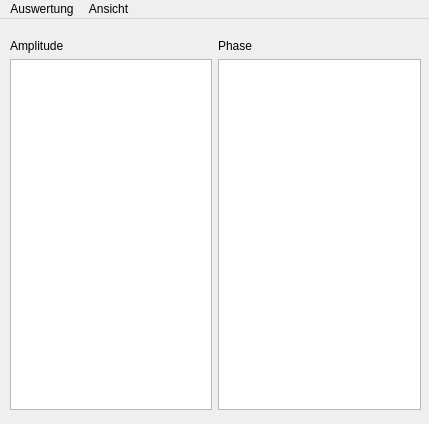
Old version of the form Design/Gui.ui in the repository lustra/BE-ESM-Analysis.
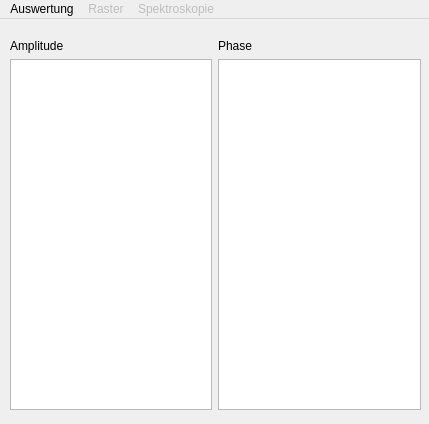
New version of the form.

Commit message:
Vorbereitungen für Spektroskopie
- Klassenabstraktion
- Neue Fitmethode
- Spektroskopie-Fit:
  + Ordnergetrennte Einzelmessungen (verschiedene Domänen)
  + Anregungsamplitude
  + Bias-DC
  + Signalspannung
  zur Betrachtung von Resonanzfrequenz, (Korrelations-)Amplitude und Phase
- Spektroskopie noch nicht möglich

Ungetestet, sehr wahrscheinlich ist der Raster-Fit momentan NICHT LAUFFÄHIG.

Patch:
```diff
--- a/Design/Gui.ui
+++ b/Design/Gui.ui
@@ -82,9 +82,12 @@
     <addaction name="action_laden"/>
     <addaction name="action_speichern"/>
    </widget>
-   <widget class="QMenu" name="menu_ansicht">
+   <widget class="QMenu" name="menu_raster">
+    <property name="enabled">
+     <bool>false</bool>
+    </property>
     <property name="title">
-     <string>Ansicht</string>
+     <string>Raster</string>
     </property>
     <addaction name="action_resonanzkurve"/>
     <addaction name="action_phase_schnitt"/>
@@ -97,8 +100,19 @@
     <addaction name="separator"/>
     <addaction name="action_alles"/>
    </widget>
+   <widget class="QMenu" name="menu_spektroskopie">
+    <property name="enabled">
+     <bool>false</bool>
+    </property>
+    <property name="title">
+     <string>Spektroskopie</string>
+    </property>
+    <addaction name="action_anregung"/>
+    <addaction name="action_frequenzabh"/>
+   </widget>
    <addaction name="menu_messung"/>
-   <addaction name="menu_ansicht"/>
+   <addaction name="menu_raster"/>
+   <addaction name="menu_spektroskopie"/>
   </widget>
   <action name="action_laden">
    <property name="text">
```
Left out of the diff: 44 changed lines with no effect on the pictures. The commit also changes 23 other files.
